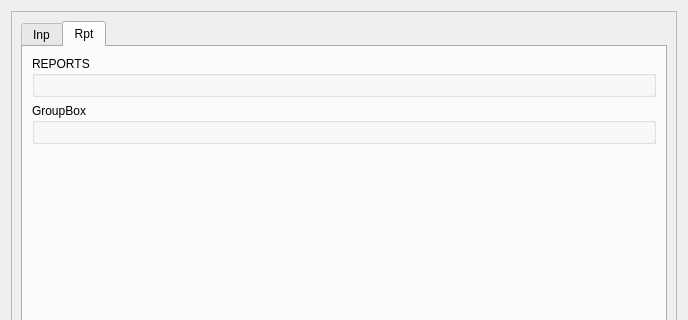
The window that ui/api_epa_options.ui (Giswater/giswater_qgis_plugin) describes before a commit, drawn with Qt 5; both pictures show x 0 to 688 and y 0 to 320 of the 688 by 748 pixel window.
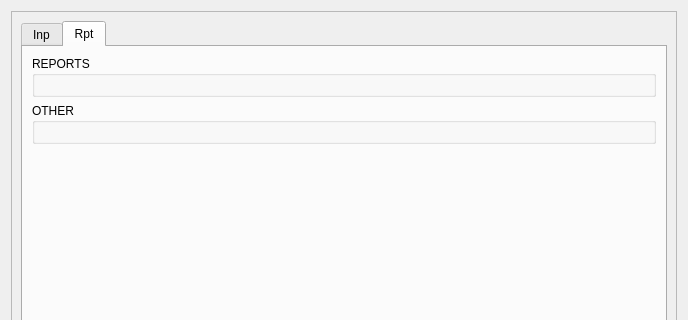
The same window after the commit. The open tabs and pages were chosen to show the change.

Commit message: Enhancement: Rename new groupbox on epa options

Patch:
```diff
--- a/ui/api_epa_options.ui
+++ b/ui/api_epa_options.ui
@@ -261,7 +261,7 @@
              <item row="1" column="0">
               <widget class="QGroupBox" name="grb_rpt_others">
                <property name="title">
-                <string>GroupBox</string>
+                <string>OTHER</string>
                </property>
                <layout class="QGridLayout" name="gridLayout_14">
                 <item row="0" column="0">
```
